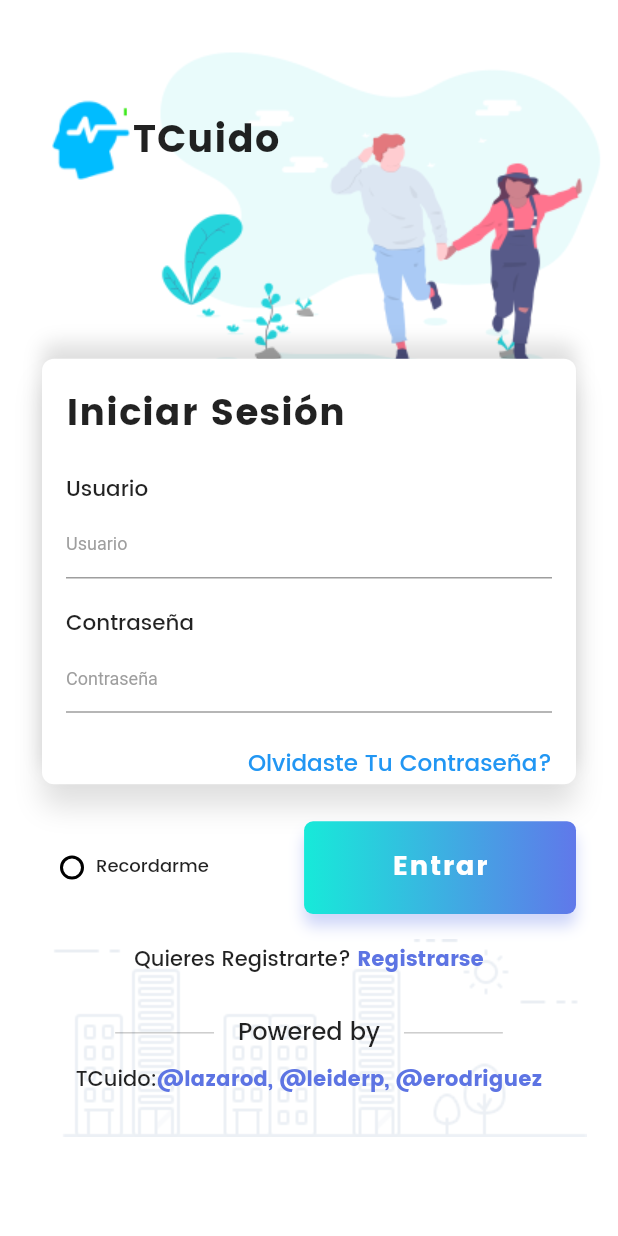
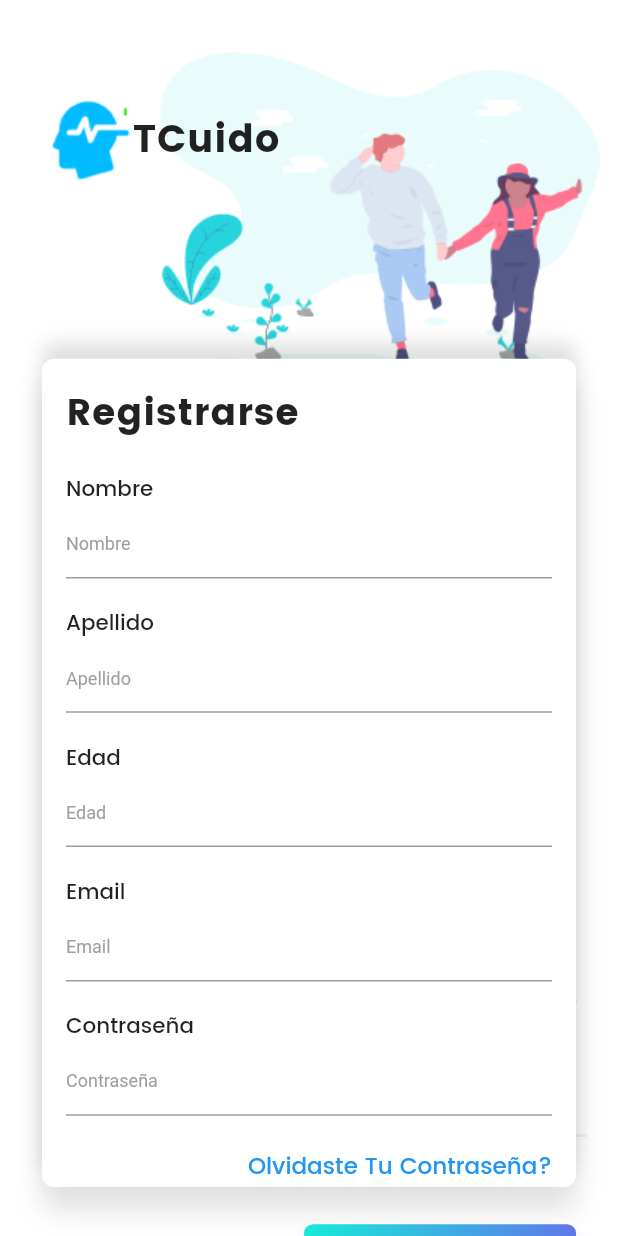
Before and after one commit to leiderp/TCuido, a Flutter app: the screen it shows after launch, after a tap on "Registrarse", on a phone screen of 412 x 824 dp. Run offline on Flutter 3.47's test engine with Material 2 defaults, Android fonts, the phone set to English and light mode, and no system bars; our stand-ins replace flutter_screenutil.

Commit message:
pageregiters ready

```diff
--- /dev/null
+++ b/lib/Widgets/FormCardRegister.dart
@@ -0,0 +1,116 @@
+import 'package:flutter/material.dart';
+import 'package:flutter_screenutil/flutter_screenutil.dart';
+
+class FormCardRegister extends StatelessWidget {
+  @override
+  Widget build(BuildContext context) {
+    return new Container(
+      width: double.infinity,
+//      height: ScreenUtil.getInstance().setHeight(500),
+      padding: EdgeInsets.only(bottom: 1),
+      decoration: BoxDecoration(
+          color: Colors.white,
+          borderRadius: BorderRadius.circular(8.0),
+          boxShadow: [
+            BoxShadow(
+                color: Colors.black12,
+                offset: Offset(0.0, 15.0),
+                blurRadius: 15.0),
+            BoxShadow(
+                color: Colors.black12,
+                offset: Offset(0.0, -10.0),
+                blurRadius: 10.0),
+          ]),
+      child: Padding(
+        padding: EdgeInsets.only(left: 16.0, right: 16.0, top: 16.0),
+        child: Column(
+          crossAxisAlignment: CrossAxisAlignment.start,
+          children: <Widget>[
+            Text("Registrarse",
+                style: TextStyle(
+                    fontSize: ScreenUtil.getInstance().setSp(45),
+                    fontFamily: "Poppins-Bold",
+                    letterSpacing: .6)),
+            SizedBox(
+              height: ScreenUtil.getInstance().setHeight(30),
+            ),
+            Text("Nombre",
+                style: TextStyle(
+                    fontFamily: "Poppins-Medium",
+                    fontSize: ScreenUtil.getInstance().setSp(26))),
+            TextField(
+              decoration: InputDecoration(
+                  hintText: "Nombre",
+                  hintStyle: TextStyle(color: Colors.grey, fontSize: 12.0)),
+            ),
+            SizedBox(
+              height: ScreenUtil.getInstance().setHeight(30),
+            ),
+            Text("Apellido",
+                style: TextStyle(
+                    fontFamily: "Poppins-Medium",
+                    fontSize: ScreenUtil.getInstance().setSp(26))),
+            TextField(
+              decoration: InputDecoration(
+                  hintText: "Apellido",
+                  hintStyle: TextStyle(color: Colors.grey, fontSize: 12.0)),
+            ),
+            SizedBox(
+              height: ScreenUtil.getInstance().setHeight(30),
+            ),
+            Text("Edad",
+                style: TextStyle(
+                    fontFamily: "Poppins-Medium",
+                    fontSize: ScreenUtil.getInstance().setSp(26))),
+            TextField(
+              keyboardType: TextInputType.number,
+              decoration: InputDecoration(
+                  hintText: "Edad",
+                  hintStyle: TextStyle(color: Colors.grey, fontSize: 12.0)),
+            ),
+            SizedBox(
+              height: ScreenUtil.getInstance().setHeight(30),
+            ),
+            Text("Email",
+                style: TextStyle(
+                    fontFamily: "Poppins-Medium",
+                    fontSize: ScreenUtil.getInstance().setSp(26))),
+            TextField(
+              decoration: InputDecoration(
+                  hintText: "Email",
+                  hintStyle: TextStyle(color: Colors.grey, fontSize: 12.0)),
+            ),
+            SizedBox(
+              height: ScreenUtil.getInstance().setHeight(30),
+            ),
+            Text("Contraseña",
+                style: TextStyle(
+                    fontFamily: "Poppins-Medium",
+                    fontSize: ScreenUtil.getInstance().setSp(26))),
+            TextField(
+              obscureText: true,
+              decoration: InputDecoration(
+                  hintText: "Contraseña",
+                  hintStyle: TextStyle(color: Colors.grey, fontSize: 12.0)),
+            ),
+            SizedBox(
+              height: ScreenUtil.getInstance().setHeight(35),
+            ),
+            Row(
+              mainAxisAlignment: MainAxisAlignment.end,
+              children: <Widget>[
+                Text(
+                  "Olvidaste Tu Contraseña?",
+                  style: TextStyle(
+                      color: Colors.blue,
+                      fontFamily: "Poppins-Medium",
+                      fontSize: ScreenUtil.getInstance().setSp(28)),
+                )
+              ],
+            )
+          ],
+        ),
+      ),
+    );
+  }
+}
--- a/lib/main.dart
+++ b/lib/main.dart
@@ -1,6 +1,7 @@
 import 'package:flutter/material.dart';
 import 'package:flutter_screenutil/flutter_screenutil.dart';
 import 'Widgets/FormCard.dart';
+import 'Widgets/FormCardRegister.dart';
 
 void main() => runApp(MaterialApp(
       home: MyApp(),
@@ -12,8 +13,11 @@ class MyApp extends StatefulWidget {
   _MyAppState createState() => new _MyAppState();
 }
 
+enum Page { login, register }
+
 class _MyAppState extends State<MyApp> {
   bool _isSelected = false;
+  Page p = Page.login;
 
   void _radio() {
     setState(() {
@@ -94,7 +98,8 @@ class _MyAppState extends State<MyApp> {
                   SizedBox(
                     height: ScreenUtil.getInstance().setHeight(180),
                   ),
-                  FormCard(),
+                  //FormCard(),
+                  changePages(),
                   SizedBox(height: ScreenUtil.getInstance().setHeight(40)),
                   Row(
                     mainAxisAlignment: MainAxisAlignment.spaceBetween,
@@ -161,7 +166,9 @@ class _MyAppState extends State<MyApp> {
                         style: TextStyle(fontFamily: "Poppins-Medium"),
                       ),
                       InkWell(
-                        onTap: () {},
+                        onTap: () {
+                          toRegister();
+                        },
                         child: Text("Registrarse",
                             style: TextStyle(
                                 color: Color(0xFF5d74e3),
@@ -209,4 +216,21 @@ class _MyAppState extends State<MyApp> {
       ),
     );
   }
+
+  Widget changePages() {
+    switch (p) {
+      case Page.login:
+        return FormCard();
+        break;
+      case Page.register:
+        return FormCardRegister();
+        break;
+    }
+  }
+
+  void toRegister() {
+    setState(() {
+      p = Page.register;
+    });
+  }
 }
```
